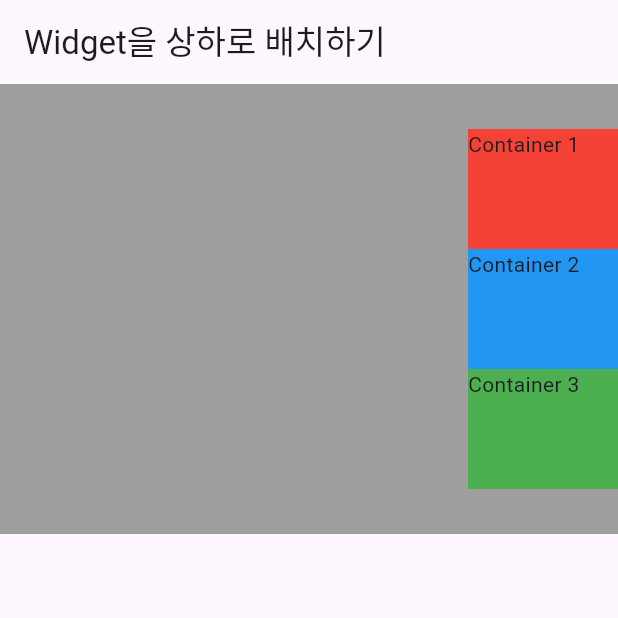
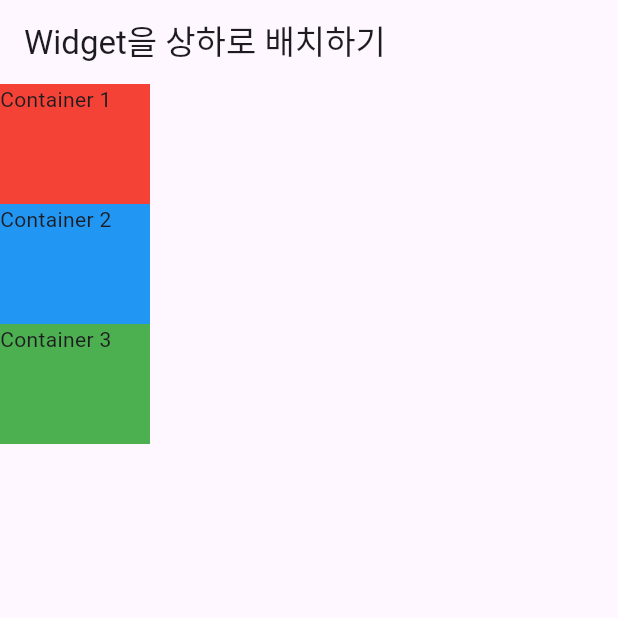
Before and after one commit to pepperdad/flutter_practice, a Flutter app: the screen it shows after launch, on a phone screen of 412 x 824 dp, the top half of it. Run offline on Flutter 3.47's test engine with Material 3 defaults, Android fonts, the phone set to English and light mode, and no system bars.

Commit message:
widget 상하 배치

```diff
--- a/lib/main.dart
+++ b/lib/main.dart
@@ -18,13 +18,11 @@ class Body extends StatelessWidget {
 
   @override
   Widget build(BuildContext context) {
-    return Container(
-      width: double.infinity,
-      height: 300,
-      color: Colors.grey,
-      child: Column(
+    return Column(
+      mainAxisSize: MainAxisSize.min, // Column의 크기를 최소로 설정
       mainAxisAlignment: MainAxisAlignment.center, // y축 정렬
-        crossAxisAlignment: CrossAxisAlignment.end, // x축 정렬
+      crossAxisAlignment: CrossAxisAlignment
+          .center, // x축 정렬 => column은 좌우 폭 제한 x => center로 정렬하고 싶으면 container로 감싸고 width를 지정해야 함
       children: [
         Container(
           width: 100,
@@ -45,7 +43,6 @@ class Body extends StatelessWidget {
           child: const Text('Container 3'),
         ),
       ],
-      ),
     );
   }
 }
```
Lines whose indentation alone changed are shown as unchanged.
